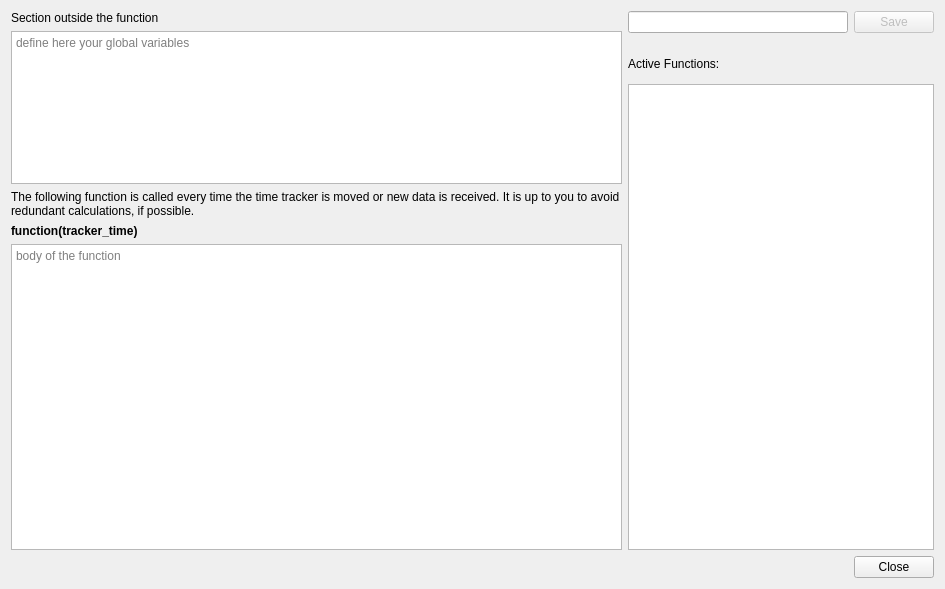
Above: plotjuggler_plugins/ToolboxLuaEditor/lua_editor.ui from facontidavide/PlotJuggler before the change. Below: the same form after it.
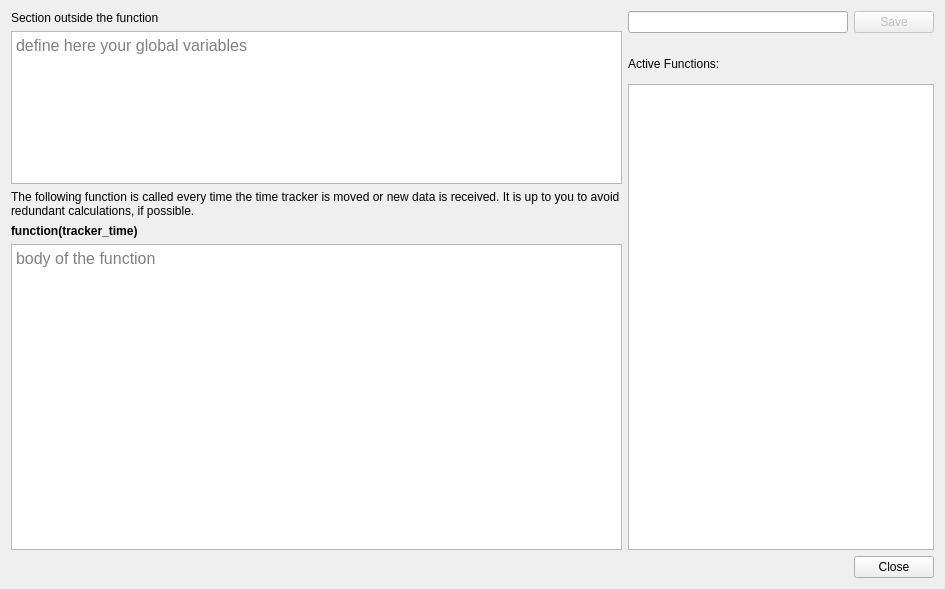
That is the form after the change.

What changed in the file:
```diff
--- a/plotjuggler_plugins/ToolboxLuaEditor/lua_editor.ui
+++ b/plotjuggler_plugins/ToolboxLuaEditor/lua_editor.ui
@@ -27,6 +27,11 @@
        </item>
        <item>
         <widget class="QPlainTextEdit" name="textGlobal">
+         <property name="font">
+          <font>
+           <pointsize>12</pointsize>
+          </font>
+         </property>
          <property name="placeholderText">
           <string>define here your global variables</string>
          </property>
@@ -57,6 +62,11 @@
        </item>
        <item>
         <widget class="QPlainTextEdit" name="textFunction">
+         <property name="font">
+          <font>
+           <pointsize>12</pointsize>
+          </font>
+         </property>
          <property name="placeholderText">
           <string>body of the function</string>
          </property>
```
